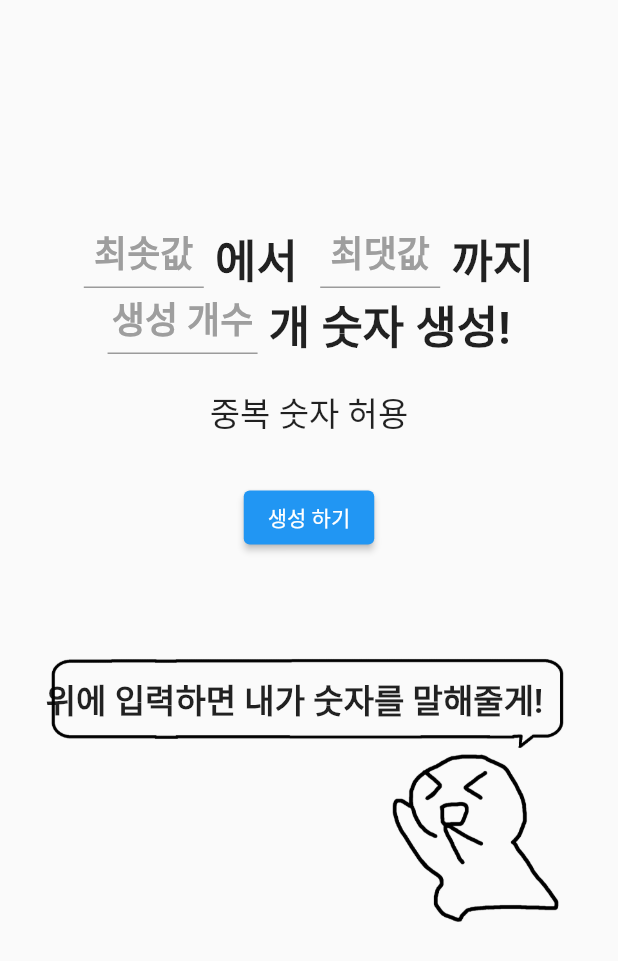
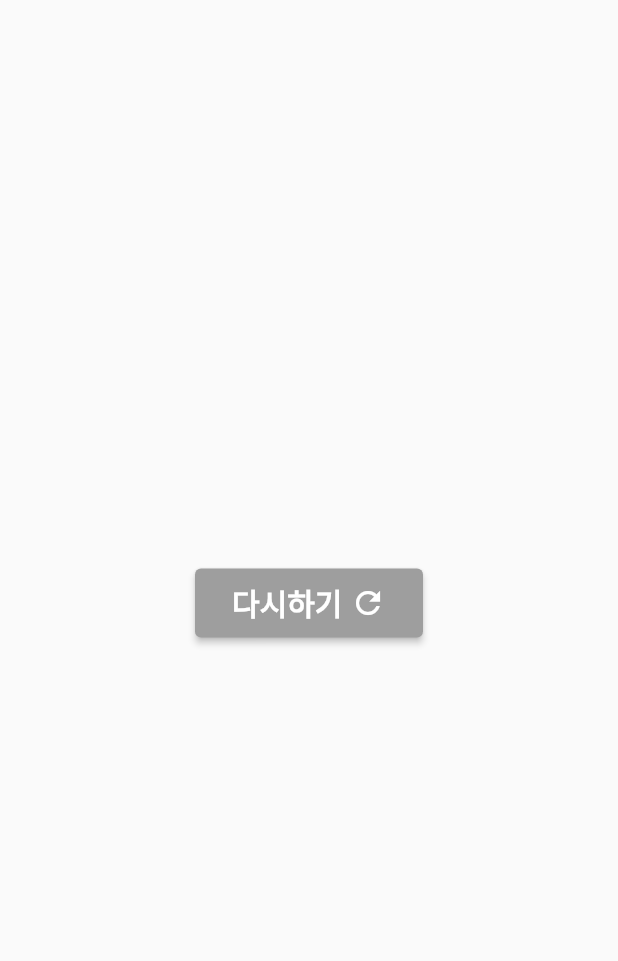
Before and after one commit to miniDevel/generating_random_number, a Flutter app: the screen it shows after launch, after a tap on "생성 하기", on a phone screen of 412 x 824 dp. Shown: the top 961 px of the screen. Run offline on Flutter 3.47's test engine with Material 2 defaults, Android fonts, the phone set to English and light mode, and no system bars; Roboto replaces fonts that are missing (HancomMalangMalang).

Commit message:
commit 6

```diff
--- /dev/null
+++ b/lib/component/bottom_picture.dart
@@ -0,0 +1,19 @@
+import 'package:flutter/material.dart';
+
+class BottomPicture extends StatelessWidget {
+  final Widget child;
+  const BottomPicture({required this.child,super.key,});
+
+  @override
+  Widget build(BuildContext context) {
+    return Column(
+      children: [
+        Expanded(
+          child: SizedBox(),
+        ),
+        child,
+        SizedBox(height: 20)
+      ],
+    );
+  }
+}
--- /dev/null
+++ b/lib/component/custom_button.dart
@@ -0,0 +1,26 @@
+import 'package:flutter/material.dart';
+
+class CustomButton extends StatelessWidget {
+  final VoidCallback onPressed;
+  final Widget child;
+
+  const CustomButton({
+    required this.child,
+    required this.onPressed,
+    super.key,
+  });
+
+  @override
+  Widget build(BuildContext context) {
+    return ElevatedButton(
+      onPressed: onPressed,
+      child: Padding(
+        padding: const EdgeInsets.all(8.0),
+        child: child,
+      ),
+      style: ElevatedButton.styleFrom(
+        backgroundColor: Colors.grey,
+      ),
+    );
+  }
+}
--- /dev/null
+++ b/lib/component/custom_screen.dart
@@ -0,0 +1,26 @@
+import 'package:flutter/material.dart';
+
+
+class CustomScreenContainer extends StatelessWidget {
+  final List<Widget> children;
+  const CustomScreenContainer({required this.children, super.key,});
+
+  @override
+  Widget build(BuildContext context) {
+    return Container(
+      height: MediaQuery
+          .of(context)
+          .size
+          .height,
+      width: MediaQuery
+          .of(context)
+          .size
+          .width,
+      child: Column(
+        mainAxisAlignment: MainAxisAlignment.center,
+        crossAxisAlignment: CrossAxisAlignment.center,
+        children:children,
+      ),
+    );
+  }
+}
--- a/lib/screen/home_screen.dart
+++ b/lib/screen/home_screen.dart
@@ -1,5 +1,9 @@
 import 'package:flutter/material.dart';
+import 'package:generating_random_number/component/bottom_picture.dart';
+import 'package:generating_random_number/component/custom_button.dart';
 import 'package:generating_random_number/component/custom_text_field.dart';
+import 'package:generating_random_number/component/custom_screen.dart';
+import 'package:generating_random_number/screen/result_screen.dart';
 
 class HomeScreen extends StatelessWidget {
   const HomeScreen({super.key});
@@ -12,12 +16,33 @@ class HomeScreen extends StatelessWidget {
           FocusScope.of(context).requestFocus(FocusNode());
         },
         child: Scaffold(
-          body: Column(
+          body: SingleChildScrollView(
+            child: CustomScreenContainer(
               children: [
+                SizedBox(height: 120),
                 TopTexture(),
+                SizedBox(height: 120),
                 MiddleButton(),
-              BottomPicture(),
+                Expanded(
+                  child: BottomPicture(
+                    child: Stack(
+                      children: [
+                        Image.asset('assets/img/home_screen.png'),
+                        Positioned(
+                          top: 50,
+                          right: 50,
+                          child: Text(
+                            '위에 입력하면 내가 숫자를 말해줄게!',
+                            style: TextStyle(
+                                fontSize: 22, fontWeight: FontWeight.w600),
+                          ),
+                        ),
                       ],
+                    ),
+                  ),
+                ),
+              ],
+            ),
           ),
         ),
       ),
@@ -35,9 +60,6 @@ class TopTexture extends StatelessWidget {
 
     return Column(
       children: [
-        SizedBox(
-          height: 150,
-        ),
         Row(
           mainAxisAlignment: MainAxisAlignment.center,
           children: [
@@ -93,36 +115,20 @@ class TopTexture extends StatelessWidget {
   }
 }
 
-class BottomPicture extends StatelessWidget {
-  const BottomPicture({super.key});
-
-  @override
-  Widget build(BuildContext context) {
-    return Stack(children: [
-      Image.asset('assets/img/home_screen.png'),
-      Positioned(
-        top: 50,
-        right: 50,
-        child: Text(
-          '위에 입력하면 내가 숫자를 말해줄게!',
-          style: TextStyle(fontSize: 22, fontWeight: FontWeight.w600),
-        ),
-      ),
-    ]);
-  }
-}
-
 class MiddleButton extends StatelessWidget {
   const MiddleButton({super.key});
 
   @override
   Widget build(BuildContext context) {
-    return Padding(
-      padding: const EdgeInsets.symmetric(
-        horizontal: 12.0,
-        vertical: 30.0,
+    return CustomButton(
+        child: Text(
+          "생성 하기",
+          style: TextStyle(fontWeight: FontWeight.w600, fontSize: 20),
         ),
-      child: ElevatedButton(onPressed: () {}, child: Text("생성 하기")),
+        onPressed: () {
+          Navigator.of(context).push(
+            MaterialPageRoute(builder: (_) => ResultScreen()),
           );
+        });
   }
 }
--- /dev/null
+++ b/lib/screen/result_screen.dart
@@ -0,0 +1,50 @@
+import 'package:flutter/material.dart';
+import 'package:generating_random_number/component/bottom_picture.dart';
+import 'package:generating_random_number/component/custom_button.dart';
+import 'package:generating_random_number/component/custom_screen.dart';
+
+class ResultScreen extends StatelessWidget {
+  const ResultScreen({super.key});
+
+  @override
+  Widget build(BuildContext context) {
+    return SafeArea(
+      child: Scaffold(
+        body: CustomScreenContainer(
+          children: [
+            ReStartButton(),
+            BottomPicture(
+              child: Container(),
+            ),
+          ],
+        ),
+      ),
+    );
+  }
+}
+
+class ReStartButton extends StatelessWidget {
+  const ReStartButton({super.key});
+
+  @override
+  Widget build(BuildContext context) {
+    return CustomButton(
+      child: Container(
+        width: 104,
+        child: Row(
+          mainAxisAlignment: MainAxisAlignment.center,
+          children: [
+            Text(
+              "다시하기 ",
+              style: TextStyle(fontWeight: FontWeight.w600, fontSize: 20),
+            ),
+            Icon(Icons.refresh),
+          ],
+        ),
+      ),
+      onPressed: () {
+        Navigator.of(context).pop();
+      },
+    );
+  }
+}
```
Lines whose indentation alone changed are shown as unchanged.
